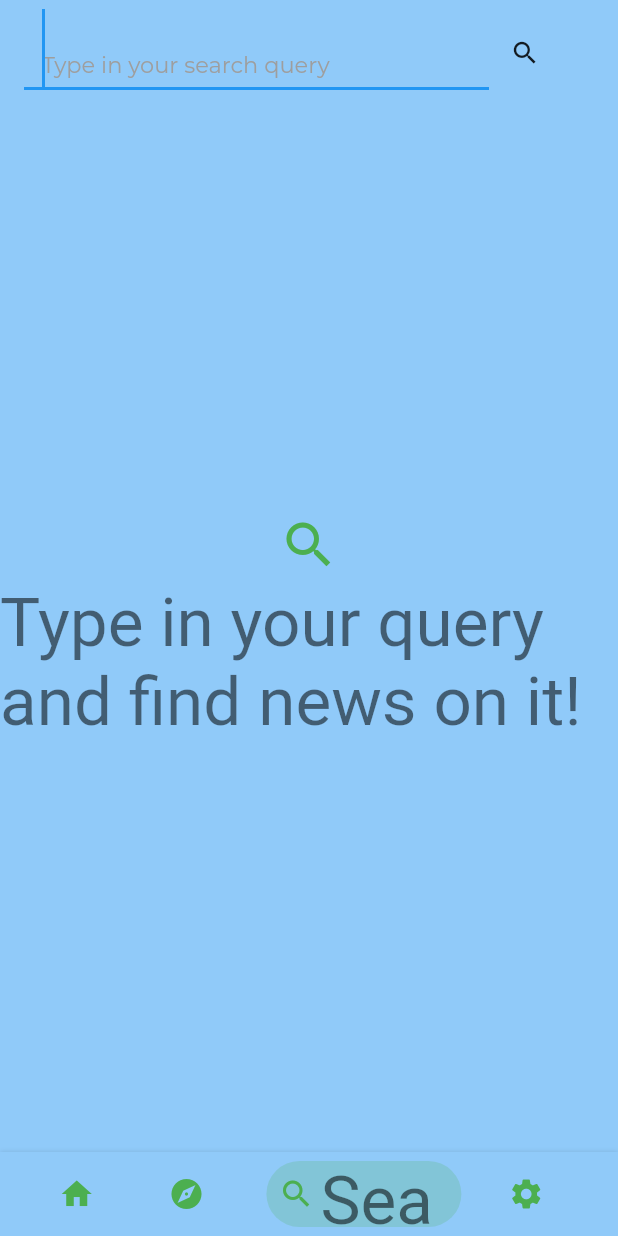
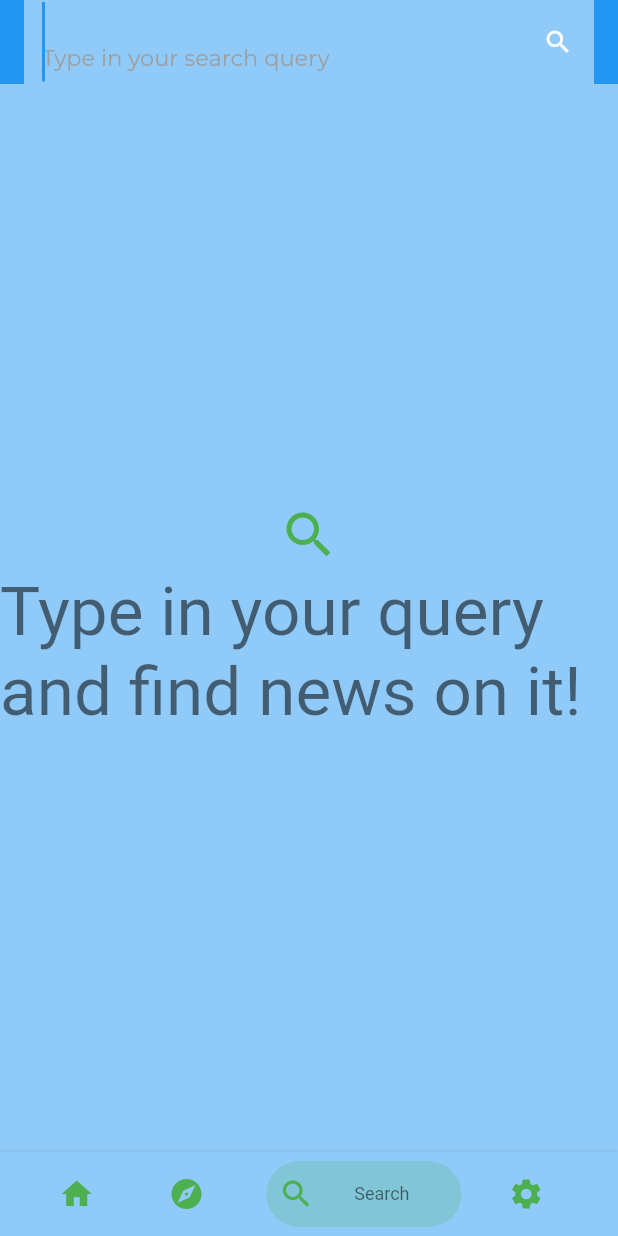
Before and after one commit to the-Jinxist/Breaking, a Flutter app: the HomePage screen opened directly, item 3 of the bottom bar chosen, on a phone screen of 412 x 824 dp. Run offline on Flutter 3.47's test engine with Material 2 defaults, Android fonts, the phone set to English and light mode, and no system bars; drawn by our look-alikes of bottom_navy_bar; our stand-ins replace shared_preferences, sqflite, webview_flutter; accounts and stored records are empty; network calls fail; statements that could not run were skipped; project files that could hold a hidden picture were left out.

Commit message:
Solidified theming for all pages

```diff
--- a/lib/pages/HomePage.dart
+++ b/lib/pages/HomePage.dart
@@ -32,22 +32,26 @@ class _HomePageState extends State<HomePage> {
         items: [
           BottomNavyBarItem(
             icon: Icon(Icons.home),
-            title: Text('Home', style: Theme.of(context).textTheme.display2,),
+            textAlign: TextAlign.center,
+            title: Text('Home', style: Theme.of(context).textTheme.caption,),
             activeColor: Colors.green,
           ),
           BottomNavyBarItem(
               icon: Icon(Icons.explore),
-              title: Text('Explore', style: Theme.of(context).textTheme.display2,),
+              textAlign: TextAlign.center,
+              title: Text('Explore', style: Theme.of(context).textTheme.caption,),
               activeColor: Colors.green
           ),
           BottomNavyBarItem(
               icon: Icon(Icons.search),
-              title: Text('Search', style: Theme.of(context).textTheme.display2),
+              textAlign: TextAlign.center,
+              title: Text('Search', style: Theme.of(context).textTheme.caption),
               activeColor: Colors.green
           ),
           BottomNavyBarItem(
               icon: Icon(Icons.settings),
-              title: Text('Settings', style: Theme.of(context).textTheme.display2),
+              textAlign: TextAlign.center,
+              title: Text('Settings', style: Theme.of(context).textTheme.caption),
               activeColor: Colors.green
           ),
         ],
--- a/lib/pages/SearchPage.dart
+++ b/lib/pages/SearchPage.dart
@@ -35,11 +35,11 @@ class _SearchPageState extends State<SearchPage> {
 
 //    showSearch(context: context, delegate: NewsSearch(states, searchQuery));
 
-    return SafeArea(
-      child: Scaffold(
-        appBar: PreferredSize(
-            child: Container(
-              padding: EdgeInsets.fromLTRB(16, 10, 5, 10),
+    return Scaffold(
+      appBar: AppBar(
+          elevation: 0,
+        title: Container(
+          padding: EdgeInsets.fromLTRB(0, 10, 0, 10),
           color: Theme.of(context).backgroundColor,
           child: Row(
             children: <Widget>[
@@ -48,7 +48,7 @@ class _SearchPageState extends State<SearchPage> {
                 child: Row(
                   children: <Widget>[
                     SizedBox(
-                          width: 310,
+                      width: MediaQuery.of(context).size.width - 80,
                       child: TextFormField(
                         onFieldSubmitted: (string){
                           if(string.isNotEmpty){
@@ -102,7 +102,75 @@ class _SearchPageState extends State<SearchPage> {
             ],
           ),
         ),
-            preferredSize: Size.fromHeight(70)),
+      ),
+
+//        PreferredSize(
+//            child: Container(
+//              padding: EdgeInsets.fromLTRB(16, 10, 5, 10),
+//              color: Theme.of(context).backgroundColor,
+//              child: Row(
+//                children: <Widget>[
+//                  Form(
+//                    key: formKey,
+//                    child: Row(
+//                      children: <Widget>[
+//                        SizedBox(
+//                          width: 310,
+//                          child: TextFormField(
+//                            onFieldSubmitted: (string){
+//                              if(string.isNotEmpty){
+//                                setState(() {
+//                                  searchQuery = string.trim();
+//                                  states = LoadingStates.Loading;
+//                                });
+//                              }
+//                            },
+//                            textInputAction: TextInputAction.search,
+//                            autofocus: true,
+//                            validator: (string){
+//                              if(string.trim().isEmpty){
+//                                return "";
+//                              }else{
+//                                setState(() {
+//                                  searchQuery = string.trim();
+//                                });
+//                                return null;
+//                              }
+//                            },
+//                            style: Theme.of(context).textTheme.display2,
+//                            decoration: InputDecoration(
+//                              hintText: "Type in your search query",
+//                              hintStyle: TextStyle(
+//                                  fontFamily: Utils.getFontName(), fontSize: 15, color: Colors.grey
+//                              ),
+//                              filled: true,
+//                              focusColor: Theme.of(context).backgroundColor,
+//                              fillColor: Theme.of(context).backgroundColor,
+//
+//                            ),
+//                          ),
+//                        ),
+//                        InkWell(
+//                          child: IconButton(
+//                            icon: Icon(Icons.search, size: 20,),
+//                            onPressed: (){
+//                              bool isValidated = formKey.currentState.validate();
+//                              if (isValidated) {
+//                                setState(() {
+//                                  states = LoadingStates.Loading;
+//                                });
+//                              }
+//                            }
+//                          ),
+//                        ),
+//                      ],
+//                    ),
+//                  )
+//                ],
+//              ),
+//            ),
+//            preferredSize: Size.fromHeight(70)
+//        ),
       body: Container(
         height: double.maxFinite,
         color: Theme.of(context).backgroundColor,
@@ -176,7 +244,6 @@ class _SearchPageState extends State<SearchPage> {
         ): Container(),
       ),
 
-      ),
     );
   }
 
--- a/lib/utils.dart
+++ b/lib/utils.dart
@@ -63,6 +63,9 @@ class Utils{
           display4:  new TextStyle(
               fontSize: 10.0, fontFamily: Utils.getFontName(), color: Colors.black /* #10db5d */
           ),
+          caption: new TextStyle(
+              fontSize: 15.0, fontFamily: Utils.getFontName(), color: Colors.green /* #10db5d */
+          ),
         )
     );
   }
@@ -96,6 +99,9 @@ class Utils{
           display4:  new TextStyle(
               fontSize: 10.0, fontFamily: Utils.getFontName(), color: Colors.black /* #10db5d */
           ),
+          caption: new TextStyle(
+              fontSize: 15.0, fontFamily: Utils.getFontName(), color: Colors.green, fontWeight: FontWeight.bold /* #10db5d */
+          ),
         )
     );
   }
```
Also changed, not shown: lib/pages/CategoriesPage.dart (+36 -19 lines), lib/pages/ExplorePage.dart (+8 -19 lines), lib/pages/HeadlinePage.dart (+31 -17 lines). Lines whose indentation alone changed are shown as unchanged.
